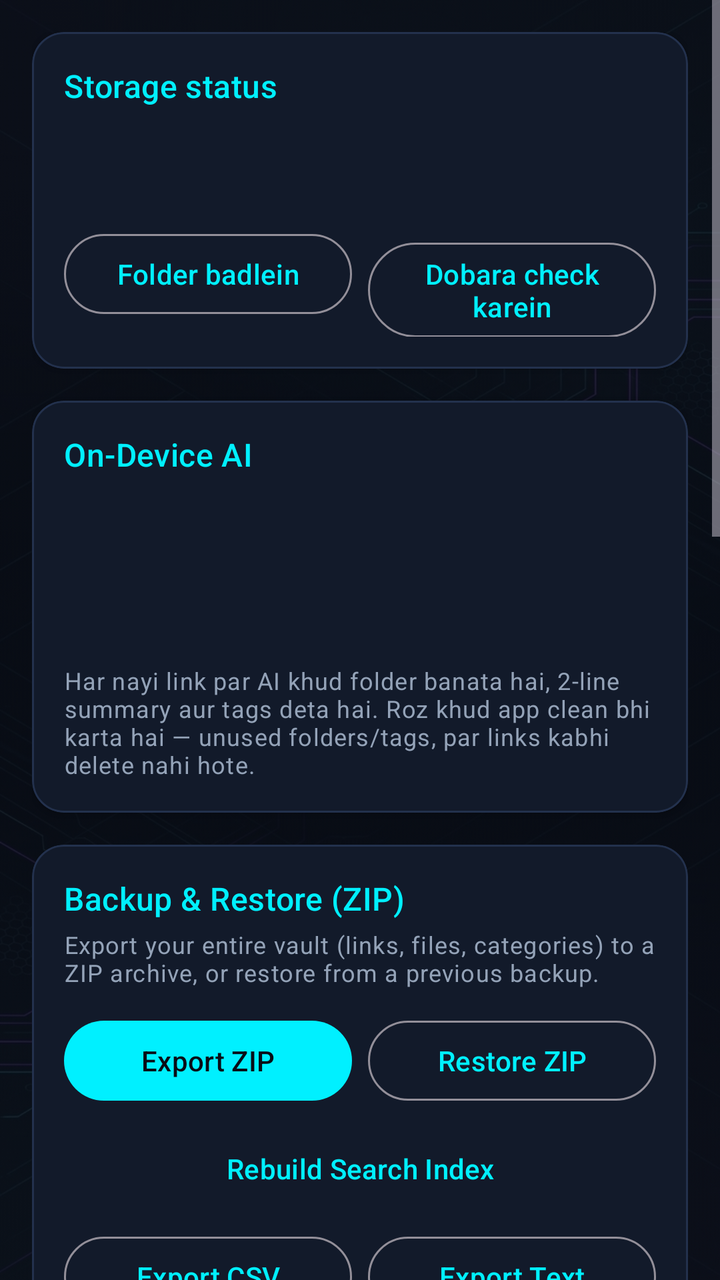
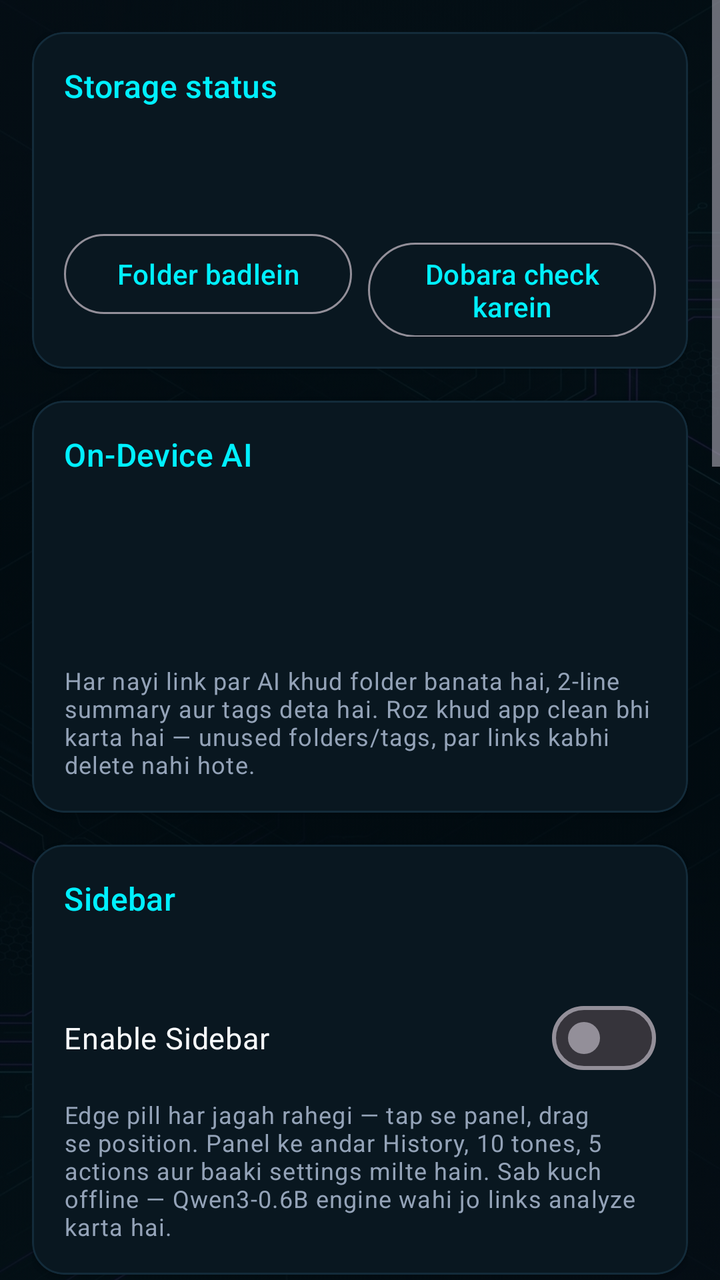

Before-and-after screenshots of an Android layout around one commit, followed by the original layout XML and the change that was made.
<!-- AndroidManifest.xml: application theme Theme.LinkVault -->
<!-- res/layout/fragment_settings.xml -->
<?xml version="1.0" encoding="utf-8"?>
<FrameLayout xmlns:android="http://schemas.android.com/apk/res/android"
    xmlns:app="http://schemas.android.com/apk/res-auto"
    android:layout_width="match_parent"
    android:layout_height="match_parent"
    android:background="@color/cyber_bg">

    
    <ImageView
        android:layout_width="match_parent"
        android:layout_height="match_parent"
        android:src="@drawable/bg_cyber_vault"
        android:scaleType="centerCrop"
        android:alpha="0.22"
        android:contentDescription="@null" />

    <ScrollView
        xmlns:android="http://schemas.android.com/apk/res/android"
        xmlns:app="http://schemas.android.com/apk/res-auto"
        android:layout_width="match_parent"
        android:layout_height="match_parent"
        android:background="@android:color/transparent"
        android:fillViewport="true">

    <LinearLayout
        android:layout_width="match_parent"
        android:layout_height="wrap_content"
        android:orientation="vertical"
        android:padding="16dp">

        <com.google.android.material.card.MaterialCardView
            android:layout_width="match_parent"
            android:layout_height="wrap_content"
            app:cardBackgroundColor="@color/cyber_surface_card"
            app:cardCornerRadius="16dp"
            app:cardElevation="1dp"
            app:strokeColor="@color/cyber_border"
            app:strokeWidth="1dp">

            <LinearLayout
                android:layout_width="match_parent"
                android:layout_height="wrap_content"
                android:orientation="vertical"
                android:padding="16dp">

                <TextView
                    android:layout_width="match_parent"
                    android:layout_height="wrap_content"
                    android:text="@string/storage_card_title"
                    android:textColor="@color/cyber_cyan"
                    android:textAppearance="?attr/textAppearanceTitleMedium" />

                <TextView
                    android:id="@+id/storageState"
                    android:layout_width="match_parent"
                    android:layout_height="wrap_content"
                    android:layout_marginTop="8dp"
                    android:textAppearance="?attr/textAppearanceBodyMedium" />

                <TextView
                    android:id="@+id/storageFolder"
                    android:layout_width="match_parent"
                    android:layout_height="wrap_content"
                    android:layout_marginTop="4dp"
                    android:ellipsize="middle"
                    android:singleLine="true"
                    android:textAppearance="?attr/textAppearanceBodySmall" />

                <LinearLayout
                    android:layout_width="match_parent"
                    android:layout_height="wrap_content"
                    android:layout_marginTop="12dp"
                    android:orientation="horizontal">

                    <com.google.android.material.button.MaterialButton
                        android:id="@+id/reselectButton"
                        style="@style/Widget.Material3.Button.OutlinedButton"
                        android:layout_width="0dp"
                        android:layout_height="wrap_content"
                        android:layout_marginEnd="8dp"
                        android:layout_weight="1"
                        android:text="@string/storage_reselect" />

                    <com.google.android.material.button.MaterialButton
                        android:id="@+id/recheckButton"
                        style="@style/Widget.Material3.Button.OutlinedButton"
                        android:layout_width="0dp"
                        android:layout_height="wrap_content"
                        android:layout_weight="1"
                        android:text="@string/storage_recheck" />

                </LinearLayout>
            </LinearLayout>
        </com.google.android.material.card.MaterialCardView>

        <com.google.android.material.card.MaterialCardView
            android:layout_width="match_parent"
            android:layout_height="wrap_content"
            android:layout_marginTop="16dp"
            app:cardBackgroundColor="@color/cyber_surface_card"
            app:cardCornerRadius="16dp"
            app:cardElevation="1dp"
            app:strokeColor="@color/cyber_border"
            app:strokeWidth="1dp">

            <LinearLayout
                android:layout_width="match_parent"
                android:layout_height="wrap_content"
                android:orientation="vertical"
                android:padding="16dp">

                <TextView
                    android:layout_width="match_parent"
                    android:layout_height="wrap_content"
                    android:text="On-Device AI"
                    android:textColor="@color/cyber_cyan"
                    android:textAppearance="?attr/textAppearanceTitleMedium" />

                <TextView
                    android:id="@+id/aiStatusText"
                    android:layout_width="match_parent"
                    android:layout_height="wrap_content"
                    android:layout_marginTop="8dp"
                    android:textAppearance="?attr/textAppearanceBodyMedium" />

                <TextView
                    android:id="@+id/aiModelText"
                    android:layout_width="match_parent"
                    android:layout_height="wrap_content"
                    android:layout_marginTop="4dp"
                    android:textAppearance="?attr/textAppearanceBodySmall"
                    android:textColor="@color/cyber_text_secondary" />

                <TextView
                    android:id="@+id/aiQueueText"
                    android:layout_width="match_parent"
                    android:layout_height="wrap_content"
                    android:layout_marginTop="4dp"
                    android:textAppearance="?attr/textAppearanceBodySmall"
                    android:textColor="@color/cyber_text_secondary" />

                <TextView
                    android:id="@+id/aiCleanText"
                    android:layout_width="match_parent"
                    android:layout_height="wrap_content"
                    android:layout_marginTop="4dp"
                    android:textAppearance="?attr/textAppearanceBodySmall"
                    android:textColor="@color/cyber_text_secondary" />

                <TextView
                    android:layout_width="match_parent"
                    android:layout_height="wrap_content"
                    android:layout_marginTop="6dp"
                    android:text="Har nayi link par AI khud folder banata hai, 2-line summary aur tags deta hai. Roz khud app clean bhi karta hai — unused folders/tags, par links kabhi delete nahi hote."
                    android:textAppearance="?attr/textAppearanceBodySmall"
                    android:textColor="@color/cyber_text_secondary" />
            </LinearLayout>
        </com.google.android.material.card.MaterialCardView>

        <com.google.android.material.card.MaterialCardView
            android:layout_width="match_parent"
            android:layout_height="wrap_content"
            android:layout_marginTop="16dp"
            app:cardBackgroundColor="@color/cyber_surface_card"
            app:cardCornerRadius="16dp"
            app:cardElevation="1dp"
            app:strokeColor="@color/cyber_border"
            app:strokeWidth="1dp">

            <LinearLayout
                android:layout_width="match_parent"
                android:layout_height="wrap_content"
                android:orientation="vertical"
                android:padding="16dp">

                <TextView
                    android:layout_width="match_parent"
                    android:layout_height="wrap_content"
                    android:text="Backup &amp; Restore (ZIP)"
                    android:textColor="@color/cyber_cyan"
                    android:textAppearance="?attr/textAppearanceTitleMedium" />

                <TextView
                    android:layout_width="match_parent"
                    android:layout_height="wrap_content"
                    android:layout_marginTop="4dp"
                    android:text="Export your entire vault (links, files, categories) to a ZIP archive, or restore from a previous backup."
                    android:textAppearance="?attr/textAppearanceBodySmall"
                    android:textColor="@color/cyber_text_secondary" />

                <LinearLayout
                    android:layout_width="match_parent"
                    android:layout_height="wrap_content"
                    android:layout_marginTop="12dp"
                    android:orientation="horizontal">

                    <com.google.android.material.button.MaterialButton
                        android:id="@+id/backupExportButton"
                        android:layout_width="0dp"
                        android:layout_height="wrap_content"
                        android:layout_marginEnd="8dp"
                        android:layout_weight="1"
                        android:text="Export ZIP" />

                    <com.google.android.material.button.MaterialButton
                        android:id="@+id/backupRestoreButton"
                        style="@style/Widget.Material3.Button.OutlinedButton"
                        android:layout_width="0dp"
                        android:layout_height="wrap_content"
                        android:layout_weight="1"
                        android:text="Restore ZIP" />
                </LinearLayout>

                <com.google.android.material.button.MaterialButton
                    android:id="@+id/rebuildIndexButton"
                    style="@style/Widget.Material3.Button.TextButton"
                    android:layout_width="match_parent"
                    android:layout_height="wrap_content"
                    android:layout_marginTop="6dp"
                    android:text="Rebuild Search Index" />

                <LinearLayout
                    android:layout_width="match_parent"
                    android:layout_height="wrap_content"
                    android:layout_marginTop="6dp"
                    android:orientation="horizontal">

                    <com.google.android.material.button.MaterialButton
                        android:id="@+id/exportCsvButton"
                        style="@style/Widget.Material3.Button.OutlinedButton"
                        android:layout_width="0dp"
                        android:layout_height="wrap_content"
                        android:layout_marginEnd="8dp"
                        android:layout_weight="1"
                        android:text="Export CSV" />

                    <com.google.android.material.button.MaterialButton
                        android:id="@+id/exportTextButton"
                        style="@style/Widget.Material3.Button.OutlinedButton"
                        android:layout_width="0dp"
                        android:layout_height="wrap_content"
                        android:layout_weight="1"
                        android:text="Export Text" />
                </LinearLayout>

                <TextView
                    android:id="@+id/backupStatusText"
                    android:layout_width="match_parent"
                    android:layout_height="wrap_content"
                    android:layout_marginTop="6dp"
                    android:textAppearance="?attr/textAppearanceBodyMedium"
                    android:visibility="gone" />
            </LinearLayout>
        </com.google.android.material.card.MaterialCardView>

        <com.google.android.material.card.MaterialCardView
            android:layout_width="match_parent"
            android:layout_height="wrap_content"
            android:layout_marginTop="16dp"
            app:cardBackgroundColor="@color/cyber_surface_card"
            app:cardCornerRadius="16dp"
            app:cardElevation="1dp"
            app:strokeColor="@color/cyber_border"
            app:strokeWidth="1dp">

            <LinearLayout
                android:layout_width="match_parent"
                android:layout_height="wrap_content"
                android:orientation="vertical"
                android:padding="16dp">

                <TextView
                    android:layout_width="match_parent"
                    android:layout_height="wrap_content"
                    android:text="@string/self_test_title"
                    android:textColor="@color/cyber_cyan"
                    android:textAppearance="?attr/textAppearanceTitleMedium" />

                <com.google.android.material.button.MaterialButton
                    android:id="@+id/selfTestButton"
                    android:layout_width="match_parent"
                    android:layout_height="wrap_content"
                    android:layout_marginTop="12dp"
                    android:text="@string/self_test_run" />

                <TextView
                    android:id="@+id/selfTestResult"
                    android:layout_width="match_parent"
                    android:layout_height="wrap_content"
                    android:layout_marginTop="8dp"
                    android:textAppearance="?attr/textAppearanceBodyMedium" />
            </LinearLayout>
        </com.google.android.material.card.MaterialCardView>

        <com.google.android.material.card.MaterialCardView
            android:layout_width="match_parent"
            android:layout_height="wrap_content"
            android:layout_marginTop="16dp"
            app:cardBackgroundColor="@color/cyber_surface_card"
            app:cardCornerRadius="16dp"
            app:cardElevation="1dp"
            app:strokeColor="@color/cyber_border"
            app:strokeWidth="1dp">

            <LinearLayout
                android:layout_width="match_parent"
                android:layout_height="wrap_content"
                android:orientation="vertical"
                android:padding="16dp">

                <TextView
                    android:layout_width="match_parent"
                    android:layout_height="wrap_content"
                    android:text="@string/issues_title"
                    android:textColor="@color/cyber_cyan"
                    android:textAppearance="?attr/textAppearanceTitleMedium" />

                <com.google.android.material.button.MaterialButton
                    android:id="@+id/issuesButton"
                    style="@style/Widget.Material3.Button.OutlinedButton"
                    android:layout_width="match_parent"
                    android:layout_height="wrap_content"
                    android:layout_marginTop="12dp"
                    android:text="@string/issues_scan" />

                <TextView
                    android:id="@+id/issuesResult"
                    android:layout_width="match_parent"
                    android:layout_height="wrap_content"
                    android:layout_marginTop="8dp"
                    android:textAppearance="?attr/textAppearanceBodyMedium" />
            </LinearLayout>
        </com.google.android.material.card.MaterialCardView>

        <com.google.android.material.card.MaterialCardView
            android:layout_width="match_parent"
            android:layout_height="wrap_content"
            android:layout_marginTop="16dp"
            app:cardBackgroundColor="@color/cyber_surface_card"
            app:cardCornerRadius="16dp"
            app:cardElevation="1dp"
            app:strokeColor="@color/cyber_border"
            app:strokeWidth="1dp">

            <LinearLayout
                android:layout_width="match_parent"
                android:layout_height="wrap_content"
                android:orientation="vertical"
                android:padding="16dp">

                <TextView
                    android:layout_width="match_parent"
                    android:layout_height="wrap_content"
                    android:text="Dead-Link Check"
                    android:textColor="@color/cyber_cyan"
                    android:textAppearance="?attr/textAppearanceTitleMedium" />

                <TextView
                    android:layout_width="match_parent"
                    android:layout_height="wrap_content"
                    android:layout_marginTop="4dp"
                    android:text="Sab links ko ek-ek karke check karein. Sirf user-initiated — app background me kuch nahi karta."
                    android:textAppearance="?attr/textAppearanceBodySmall"
                    android:textColor="@color/cyber_text_secondary" />

                <com.google.android.material.button.MaterialButton
                    android:id="@+id/checkAllButton"
                    style="@style/Widget.Material3.Button.OutlinedButton"
                    android:layout_width="match_parent"
                    android:layout_height="wrap_content"
                    android:layout_marginTop="12dp"
                    android:text="Check All Links" />

                <TextView
                    android:id="@+id/checkProgressText"
                    android:layout_width="match_parent"
                    android:layout_height="wrap_content"
                    android:layout_marginTop="6dp"
                    android:textAppearance="?attr/textAppearanceBodyMedium"
                    android:visibility="gone" />
            </LinearLayout>
        </com.google.android.material.card.MaterialCardView>

        <com.google.android.material.card.MaterialCardView
            android:layout_width="match_parent"
            android:layout_height="wrap_content"
            android:layout_marginTop="16dp"
            app:cardBackgroundColor="@color/cyber_surface_card"
            app:cardCornerRadius="16dp"
            app:cardElevation="1dp"
            app:strokeColor="@color/cyber_border"
            app:strokeWidth="1dp">

            <LinearLayout
                android:layout_width="match_parent"
                android:layout_height="wrap_content"
                android:orientation="vertical"
                android:padding="16dp">

                <TextView
                    android:layout_width="match_parent"
                    android:layout_height="wrap_content"
                    android:text="Auto-Categorize Rules"
                    android:textColor="@color/cyber_cyan"
                    android:textAppearance="?attr/textAppearanceTitleMedium" />

                <TextView
                    android:layout_width="match_parent"
                    android:layout_height="wrap_content"
                    android:layout_marginTop="4dp"
                    android:text="Domain set karein — us domain ke links apne aap us category me save honge (sirf tab jab aap koi folder na chunein)."
                    android:textAppearance="?attr/textAppearanceBodySmall"
                    android:textColor="@color/cyber_text_secondary" />

                <TextView
                    android:id="@+id/autoCatRulesText"
                    android:layout_width="match_parent"
                    android:layout_height="wrap_content"
                    android:layout_marginTop="10dp"
                    android:textAppearance="?attr/textAppearanceBodyMedium" />

                <LinearLayout
                    android:layout_width="match_parent"
                    android:layout_height="wrap_content"
                    android:layout_marginTop="10dp"
                    android:orientation="horizontal">

                    <com.google.android.material.button.MaterialButton
                        android:id="@+id/addAutoCatButton"
                        style="@style/Widget.Material3.Button.OutlinedButton"
                        android:layout_width="0dp"
                        android:layout_height="wrap_content"
                        android:layout_marginEnd="8dp"
                        android:layout_weight="1"
                        android:text="+ Add Rule" />

                    <com.google.android.material.button.MaterialButton
                        android:id="@+id/deleteAutoCatButton"
                        style="@style/Widget.Material3.Button.OutlinedButton"
                        android:layout_width="0dp"
                        android:layout_height="wrap_content"
                        android:layout_weight="1"
                        android:text="Delete Rule"
                        android:visibility="gone" />
                </LinearLayout>
            </LinearLayout>
        </com.google.android.material.card.MaterialCardView>

        <com.google.android.material.card.MaterialCardView
            android:layout_width="match_parent"
            android:layout_height="wrap_content"
            android:layout_marginTop="16dp"
            app:cardBackgroundColor="@color/cyber_surface_card"
            app:cardCornerRadius="16dp"
            app:cardElevation="1dp"
            app:strokeColor="@color/cyber_border"
            app:strokeWidth="1dp">

            <LinearLayout
                android:layout_width="match_parent"
                android:layout_height="wrap_content"
                android:orientation="vertical"
                android:padding="16dp">

                <TextView
                    android:id="@+id/autoBackupStatusText"
                    android:layout_width="match_parent"
                    android:layout_height="wrap_content"
                    android:layout_marginTop="10dp"
                    android:textAppearance="?attr/textAppearanceBodyMedium" />

                <LinearLayout
                    android:layout_width="match_parent"
                    android:layout_height="wrap_content"
                    android:layout_marginTop="10dp"
                    android:orientation="horizontal">

                    <com.google.android.material.button.MaterialButton
                        android:id="@+id/toggleAutoBackupButton"
                        style="@style/Widget.Material3.Button.OutlinedButton"
                        android:layout_width="0dp"
                        android:layout_height="wrap_content"
                        android:layout_marginEnd="8dp"
                        android:layout_weight="1"
                        android:text="Auto Backup ON karein" />

                    <com.google.android.material.button.MaterialButton
                        android:id="@+id/runBackupNowButton"
                        style="@style/Widget.Material3.Button.OutlinedButton"
                        android:layout_width="0dp"
                        android:layout_height="wrap_content"
                        android:layout_weight="1"
                        android:text="Backup abhi karein"
                        android:visibility="gone" />
                </LinearLayout>
            </LinearLayout>
        </com.google.android.material.card.MaterialCardView>

    </LinearLayout>
    </ScrollView>
</FrameLayout>
<!-- resources referenced by this layout -->
<resources>
  <color name="cyber_bg">#090D16</color>
  <color name="cyber_border">#23314D</color>
  <color name="cyber_cyan">#00F0FF</color>
  <color name="cyber_surface_card">#121A2A</color>
  <color name="cyber_text_secondary">#94A3B8</color>
  <!-- drawable bg_cyber_vault: jpg bitmap (drawable, 491930 bytes) -->
  <string name="issues_scan">Issues scan karein</string>
  <string name="issues_title">Data issues</string>
  <string name="self_test_run">Self-test chalayein (CRUD)</string>
  <string name="self_test_title">Storage self-test</string>
  <string name="storage_card_title">Storage status</string>
  <string name="storage_recheck">Dobara check karein</string>
  <string name="storage_reselect">Folder badlein</string>
  <style name="Theme.LinkVault" parent="Theme.Material3.Dark.NoActionBar">
          <item name="colorPrimary">@color/cyber_cyan</item>
          <item name="colorOnPrimary">@color/cyber_bg</item>
          <item name="colorPrimaryContainer">@color/cyber_surface_elevated</item>
          <item name="colorOnPrimaryContainer">@color/cyber_text_primary</item>
          <item name="colorSecondary">@color/cyber_purple</item>
          <item name="colorOnSecondary">@color/cyber_bg</item>
          <item name="colorSurface">@color/cyber_surface</item>
          <item name="colorOnSurface">@color/cyber_text_primary</item>
          <item name="android:windowBackground">@color/cyber_bg</item>
          <item name="android:statusBarColor">@color/cyber_bg</item>
          <item name="android:navigationBarColor">@color/cyber_bg</item>
          <item name="android:windowLightStatusBar">false</item>
      </style>
  <color name="cyber_surface_elevated">#172033</color>
  <color name="cyber_text_primary">#F8FAFC</color>
  <color name="cyber_purple">#A855F7</color>
  <color name="cyber_surface">#111827</color>
</resources>

<!-- the commit's change to res/layout/fragment_settings.xml (unified diff, before → after) -->
@@ -157,6 +157,68 @@
             </LinearLayout>
         </com.google.android.material.card.MaterialCardView>
 
+        
+        <com.google.android.material.card.MaterialCardView
+            android:layout_width="match_parent"
+            android:layout_height="wrap_content"
+            android:layout_marginTop="16dp"
+            app:cardBackgroundColor="@color/cyber_surface_card"
+            app:cardCornerRadius="16dp"
+            app:cardElevation="1dp"
+            app:strokeColor="@color/cyber_border"
+            app:strokeWidth="1dp">
+
+            <LinearLayout
+                android:layout_width="match_parent"
+                android:layout_height="wrap_content"
+                android:orientation="vertical"
+                android:padding="16dp">
+
+                <TextView
+                    android:layout_width="match_parent"
+                    android:layout_height="wrap_content"
+                    android:text="Sidebar"
+                    android:textColor="@color/cyber_cyan"
+                    android:textAppearance="?attr/textAppearanceTitleMedium" />
+
+                <TextView
+                    android:id="@+id/sidebarPermText"
+                    android:layout_width="match_parent"
+                    android:layout_height="wrap_content"
+                    android:layout_marginTop="8dp"
+                    android:textAppearance="?attr/textAppearanceBodyMedium" />
+
+                <com.google.android.material.materialswitch.MaterialSwitch
+                    android:id="@+id/sidebarEnableSwitch"
+                    android:layout_width="match_parent"
+                    android:layout_height="wrap_content"
+                    android:layout_marginTop="8dp"
+                    android:text="Enable Sidebar"
+                    android:textColor="@color/cyber_text_primary"
+                    android:textSize="15sp" />
+
+                <TextView
+                    android:layout_width="match_parent"
+                    android:layout_height="wrap_content"
+                    android:layout_marginTop="6dp"
+                    android:text="Edge pill har jagah rahegi — tap se panel, drag se position. Panel ke andar History, 10 tones, 5 actions aur baaki settings milte hain. Sab kuch offline — Qwen3-0.6B engine wahi jo links analyze karta hai."
+                    android:textAppearance="?attr/textAppearanceBodySmall"
+                    android:textColor="@color/cyber_text_secondary" />
+
+                <com.google.android.material.button.MaterialButton
+                    android:id="@+id/sidebarPermButton"
+                    style="@style/Widget.Material3.Button.OutlinedButton"
+                    android:layout_width="match_parent"
+                    android:layout_height="44dp"
+                    android:layout_marginTop="10dp"
+                    android:text="Overlay permission dein"
+                    android:textColor="@color/cyber_text_primary"
+                    android:textSize="13sp"
+                    android:visibility="gone"
+                    app:strokeColor="@color/cyber_cyan" />
+            </LinearLayout>
+        </com.google.android.material.card.MaterialCardView>
+
         <com.google.android.material.card.MaterialCardView
             android:layout_width="match_parent"
             android:layout_height="wrap_content"
<!-- resource entries referenced after the edit -->
@@ -1,9 +1,9 @@
 <!-- resources referenced by this layout -->
 <resources>
-  <color name="cyber_bg">#090D16</color>
-  <color name="cyber_border">#23314D</color>
+  <color name="cyber_bg">#000B10</color>
+  <color name="cyber_border">#132B3A</color>
   <color name="cyber_cyan">#00F0FF</color>
-  <color name="cyber_surface_card">#121A2A</color>
+  <color name="cyber_surface_card">#091720</color>
   <color name="cyber_text_secondary">#94A3B8</color>
   <!-- drawable bg_cyber_vault: jpg bitmap (drawable, 491930 bytes) -->
   <string name="issues_scan">Issues scan karein</string>
@@ -16,20 +16,21 @@
   <style name="Theme.LinkVault" parent="Theme.Material3.Dark.NoActionBar">
           <item name="colorPrimary">@color/cyber_cyan</item>
           <item name="colorOnPrimary">@color/cyber_bg</item>
-          <item name="colorPrimaryContainer">@color/cyber_surface_elevated</item>
+          <item name="colorPrimaryContainer">@color/cyber_teal_container</item>
           <item name="colorOnPrimaryContainer">@color/cyber_text_primary</item>
-          <item name="colorSecondary">@color/cyber_purple</item>
+          <item name="colorSecondary">@color/cyber_teal</item>
           <item name="colorOnSecondary">@color/cyber_bg</item>
           <item name="colorSurface">@color/cyber_surface</item>
           <item name="colorOnSurface">@color/cyber_text_primary</item>
           <item name="android:windowBackground">@color/cyber_bg</item>
           <item name="android:statusBarColor">@color/cyber_bg</item>
-          <item name="android:navigationBarColor">@color/cyber_bg</item>
+          <item name="android:navigationBarColor">@color/cyber_bottom_nav_bg</item>
           <item name="android:windowLightStatusBar">false</item>
       </style>
-  <color name="cyber_surface_elevated">#172033</color>
+  <color name="cyber_teal_container">#0A2E2C</color>
+  <color name="cyber_teal">#00E5FF</color>
   <color name="cyber_text_primary">#F8FAFC</color>
-  <color name="cyber_purple">#A855F7</color>
-  <color name="cyber_surface">#111827</color>
+  <color name="cyber_surface">#07131D</color>
+  <color name="cyber_bottom_nav_bg">#001416</color>
 </resources>
 
